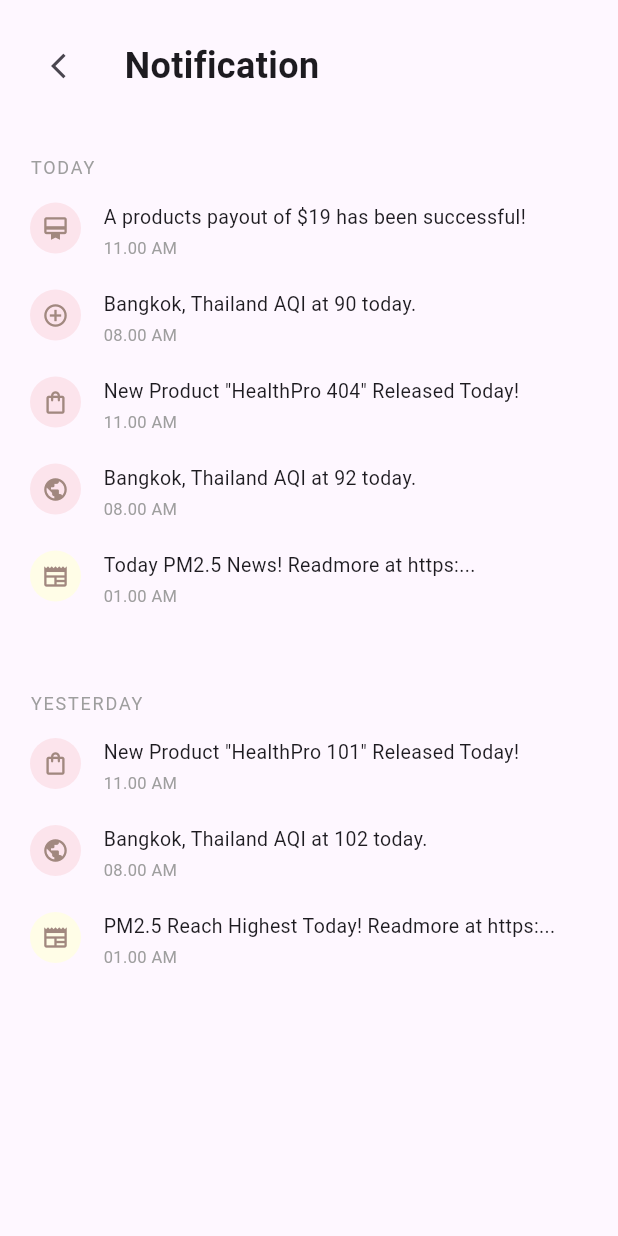
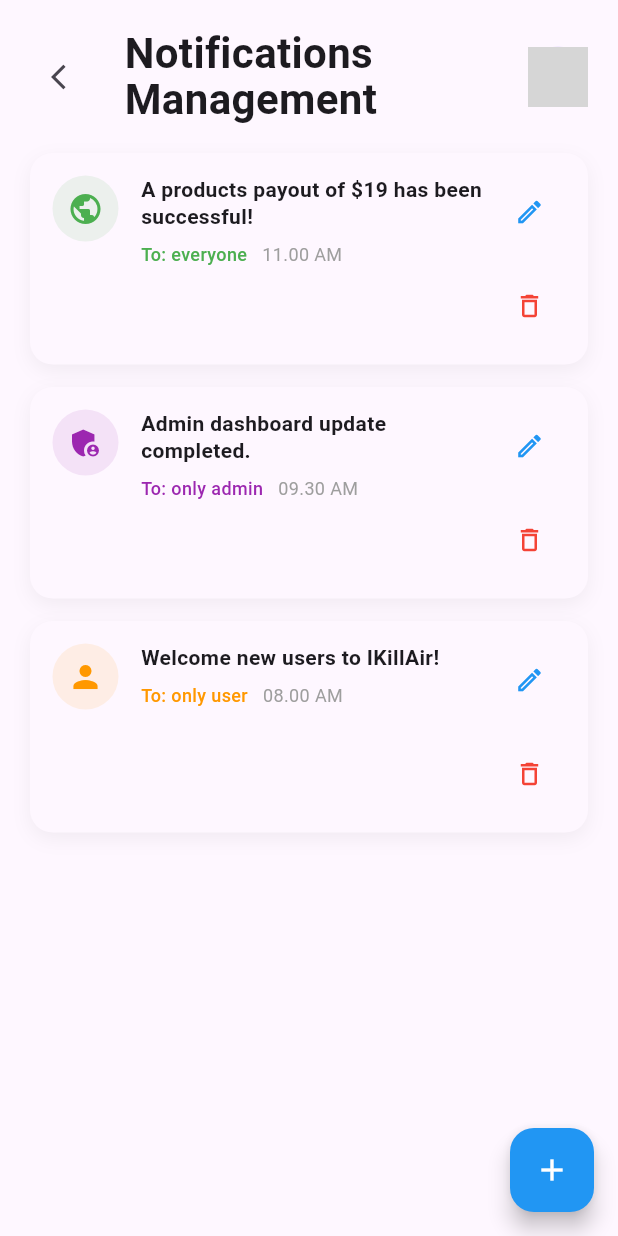
Before and after one commit to Saksit-Jittasopee/ITDS283-IKillAir-6787015-6787077, a Flutter app: the screen it shows after launch, after a tap on the "notifications none" icon, on a phone screen of 412 x 824 dp. Run offline on Flutter 3.47's test engine with Material 3 defaults, Android fonts, the phone set to English and light mode, and no system bars; our stand-ins replace flutter_dotenv, geolocator, image_picker; network calls fail; grey boxes are pictures that could not be loaded.

Commit message:
add admin notification pages

```diff
--- a/lib/adminPages/adminHomePage.dart
+++ b/lib/adminPages/adminHomePage.dart
@@ -1,7 +1,7 @@
 import 'dart:io';
 import 'package:flutter/material.dart';
+import 'package:ikillair/adminPages/adminNotification.dart';
 import 'package:ikillair/main.dart';
-import 'package:ikillair/pages/notification.dart';
 import 'package:ikillair/pages/profileScreen.dart';
 
 class AdminHome extends StatelessWidget {
@@ -36,7 +36,7 @@ class AdminHome extends StatelessWidget {
                     children: [
                       IconButton(
                         onPressed: () {
-                          Navigator.push(context, MaterialPageRoute(builder: (context) => const NotificationScreen()));
+                          Navigator.push(context, MaterialPageRoute(builder: (context) => const AdminNotification()));
                         },
                         icon: const Icon(Icons.notifications_none, size: 28),
                       ),
--- a/lib/adminPages/adminNews.dart
+++ b/lib/adminPages/adminNews.dart
@@ -1,5 +1,6 @@
 import 'dart:io';
 import 'package:flutter/material.dart';
+import 'package:ikillair/adminPages/adminNotification.dart';
 import 'package:image_picker/image_picker.dart';
 import 'package:ikillair/main.dart';
 import 'package:ikillair/pages/notification.dart';
@@ -49,7 +50,7 @@ class _AdminNewsState extends State<AdminNews> {
                         onPressed: () {
                           Navigator.push(
                             context,
-                            MaterialPageRoute(builder: (context) => const NotificationScreen()),
+                            MaterialPageRoute(builder: (context) => const AdminNotification()),
                           );
                         },
                         icon: const Icon(Icons.notifications_none, size: 28),
--- /dev/null
+++ b/lib/adminPages/adminNotification.dart
@@ -0,0 +1,359 @@
+import 'dart:io';
+import 'package:flutter/material.dart';
+import 'package:ikillair/main.dart';
+import 'package:ikillair/pages/profileScreen.dart';
+
+class AdminNotification extends StatefulWidget {
+  const AdminNotification({super.key});
+
+  @override
+  State<AdminNotification> createState() => _AdminNotificationState();
+}
+
+class _AdminNotificationState extends State<AdminNotification> {
+  List<Map<String, dynamic>> _notifications = [
+    {
+      'id': 1,
+      'title': 'A products payout of \$19 has been successful!',
+      'target': 'everyone',
+      'time': '11.00 AM'
+    },
+    {
+      'id': 2,
+      'title': 'Admin dashboard update completed.',
+      'target': 'only admin',
+      'time': '09.30 AM'
+    },
+    {
+      'id': 3,
+      'title': 'Welcome new users to IKillAir!',
+      'target': 'only user',
+      'time': '08.00 AM'
+    },
+  ];
+
+  @override
+  Widget build(BuildContext context) {
+    bool isDark = Theme.of(context).brightness == Brightness.dark;
+
+    return Scaffold(
+      body: SafeArea(
+        child: Column(
+          crossAxisAlignment: CrossAxisAlignment.start,
+          children: [
+            Padding(
+              padding: const EdgeInsets.all(20),
+              child: Row(
+                mainAxisAlignment: MainAxisAlignment.spaceBetween,
+                children: [
+                  Row(
+                    children: [
+                      IconButton(
+                        padding: EdgeInsets.zero,
+                        constraints: const BoxConstraints(),
+                        icon: const Icon(Icons.arrow_back_ios, size: 20),
+                        onPressed: () => Navigator.pop(context),
+                      ),
+                      const SizedBox(width: 15),
+                      const Text('Notifications\nManagement', style: TextStyle(fontSize: 28, fontWeight: FontWeight.bold, height: 1.1)),
+                    ],
+                  ),
+                  GestureDetector(
+                    onTap: () {
+                      Navigator.push(context, MaterialPageRoute(builder: (context) => const ProfileScreen()));
+                    },
+                    child: ValueListenableBuilder<dynamic>(
+                              valueListenable: profileImageNotifier,
+                              builder: (context, imageVal, child) {
+                                ImageProvider imgProvider;
+                                if (imageVal is File) {
+                                  imgProvider = FileImage(imageVal);
+                                } else {
+                                  imgProvider = NetworkImage(imageVal.toString());
+                                }
+                                return CircleAvatar(
+                                  radius: 20,
+                                  backgroundImage: imgProvider,
+                                );
+                              },
+                            ),
+                  ),
+                ],
+              ),
+            ),
+            Expanded(
+              child: ListView.builder(
+                padding: const EdgeInsets.symmetric(horizontal: 20),
+                itemCount: _notifications.length,
+                itemBuilder: (context, index) {
+                  return _buildNotificationCard(_notifications[index], index, isDark);
+                },
+              ),
+            ),
+          ],
+        ),
+      ),
+      floatingActionButton: FloatingActionButton(
+        onPressed: () => _openAddNotificationPage(context),
+        backgroundColor: Colors.blue,
+        child: const Icon(Icons.add, color: Colors.white),
+      ),
+    );
+  }
+
+  Widget _buildNotificationCard(Map<String, dynamic> noti, int index, bool isDark) {
+    IconData targetIcon;
+    Color targetColor;
+
+    if (noti['target'] == 'only admin') {
+      targetIcon = Icons.admin_panel_settings;
+      targetColor = Colors.purple;
+    } else if (noti['target'] == 'only user') {
+      targetIcon = Icons.person;
+      targetColor = Colors.orange;
+    } else {
+      targetIcon = Icons.public;
+      targetColor = Colors.green;
+    }
+
+    return Container(
+      margin: const EdgeInsets.only(bottom: 15),
+      padding: const EdgeInsets.all(15),
+      decoration: BoxDecoration(
+        color: Theme.of(context).cardColor,
+        borderRadius: BorderRadius.circular(15),
+        boxShadow: [
+          BoxShadow(color: Colors.black.withOpacity(0.05), blurRadius: 10, offset: const Offset(0, 4)),
+        ],
+      ),
+      child: Row(
+        crossAxisAlignment: CrossAxisAlignment.start,
+        children: [
+          Container(
+            padding: const EdgeInsets.all(10),
+            decoration: BoxDecoration(
+              color: targetColor.withOpacity(0.1),
+              shape: BoxShape.circle,
+            ),
+            child: Icon(targetIcon, color: targetColor, size: 24),
+          ),
+          const SizedBox(width: 15),
+          Expanded(
+            child: Column(
+              crossAxisAlignment: CrossAxisAlignment.start,
+              children: [
+                Text(noti['title'], style: const TextStyle(fontSize: 14, fontWeight: FontWeight.bold, height: 1.3)),
+                const SizedBox(height: 8),
+                Row(
+                  children: [
+                    Text('To: ${noti['target']}', style: TextStyle(fontSize: 12, color: targetColor, fontWeight: FontWeight.w500)),
+                    const SizedBox(width: 10),
+                    Text(noti['time'], style: const TextStyle(fontSize: 12, color: Colors.grey)),
+                  ],
+                ),
+              ],
+            ),
+          ),
+          Column(
+            children: [
+              IconButton(
+                padding: EdgeInsets.zero,
+                constraints: const BoxConstraints(),
+                icon: const Icon(Icons.edit_outlined, color: Colors.blue, size: 20),
+                onPressed: () => _openEditNotificationPage(context, noti, index),
+              ),
+              const SizedBox(height: 15),
+              IconButton(
+                padding: EdgeInsets.zero,
+                constraints: const BoxConstraints(),
+                icon: const Icon(Icons.delete_outline, color: Colors.red, size: 20),
+                onPressed: () => _confirmDeleteNotification(context, index),
+              ),
+            ],
+          ),
+        ],
+      ),
+    );
+  }
+
+  void _confirmDeleteNotification(BuildContext context, int index) {
+    showDialog(
+      context: context,
+      builder: (context) => AlertDialog(
+        title: const Text('Delete Notification?'),
+        content: const Text('Are you sure you want to delete this notification?'),
+        actions: [
+          TextButton(onPressed: () => Navigator.pop(context), child: const Text('Cancel')),
+          TextButton(
+            onPressed: () {
+              Navigator.pop(context);
+              setState(() {
+                _notifications.removeAt(index);
+              });
+            },
+            child: const Text('Delete', style: TextStyle(color: Colors.red)),
+          ),
+        ],
+      ),
+    );
+  }
+
+  Future<void> _openAddNotificationPage(BuildContext context) async {
+    final result = await Navigator.push(
+      context,
+      MaterialPageRoute(builder: (context) => const _NotificationFormPage()),
+    );
+
+    if (result != null && result is Map<String, dynamic>) {
+      setState(() {
+        final newId = _notifications.isEmpty ? 1 : _notifications.map((n) => n['id'] as int).reduce((a, b) => a > b ? a : b) + 1;
+        result['id'] = newId;
+        _notifications.insert(0, result);
+      });
+    }
+  }
+
+  Future<void> _openEditNotificationPage(BuildContext context, Map<String, dynamic> noti, int index) async {
+    final result = await Navigator.push(
+      context,
+      MaterialPageRoute(
+        builder: (context) => _NotificationFormPage(notification: noti, index: index),
+      ),
+    );
+
+    if (result != null && result is Map<String, dynamic>) {
+      setState(() {
+        _notifications[index] = result;
+      });
+    }
+  }
+}
+
+class _NotificationFormPage extends StatefulWidget {
+  final Map<String, dynamic>? notification;
+  final int? index;
+
+  const _NotificationFormPage({this.notification, this.index});
+
+  @override
+  State<_NotificationFormPage> createState() => _NotificationFormPageState();
+}
+
+class _NotificationFormPageState extends State<_NotificationFormPage> {
+  late TextEditingController _titleController;
+  String _selectedTarget = 'everyone';
+  final _formKey = GlobalKey<FormState>();
+
+  final List<String> _targetOptions = ['everyone', 'only admin', 'only user'];
+
+  @override
+  void initState() {
+    super.initState();
+    bool isEdit = widget.notification != null;
+    _titleController = TextEditingController(text: isEdit ? widget.notification!['title'] : '');
+    if (isEdit && _targetOptions.contains(widget.notification!['target'])) {
+      _selectedTarget = widget.notification!['target'];
+    }
+  }
+
+  @override
+  void dispose() {
+    _titleController.dispose();
+    super.dispose();
+  }
+
+  @override
+  Widget build(BuildContext context) {
+    bool isEdit = widget.notification != null;
+
+    return Scaffold(
+      body: SafeArea(
+        child: SingleChildScrollView(
+          padding: const EdgeInsets.all(24),
+          child: Form(
+            key: _formKey,
+            child: Column(
+              crossAxisAlignment: CrossAxisAlignment.start,
+              children: [
+                Row(
+                  children: [
+                    IconButton(
+                      padding: EdgeInsets.zero,
+                      constraints: const BoxConstraints(),
+                      icon: const Icon(Icons.arrow_back_ios, size: 20),
+                      onPressed: () => Navigator.pop(context),
+                    ),
+                    const SizedBox(width: 15),
+                    Text(isEdit ? 'Edit Notification' : 'New Notification', style: const TextStyle(fontSize: 24, fontWeight: FontWeight.bold)),
+                  ],
+                ),
+                const SizedBox(height: 40),
+                const Text('Title', style: TextStyle(color: Colors.grey)),
+                const SizedBox(height: 8),
+                TextFormField(
+                  controller: _titleController,
+                  maxLines: 3,
+                  validator: (value) => value!.isEmpty ? 'Please enter notification title' : null,
+                  decoration: InputDecoration(
+                    contentPadding: const EdgeInsets.symmetric(horizontal: 16, vertical: 12),
+                    border: OutlineInputBorder(borderRadius: BorderRadius.circular(12), borderSide: const BorderSide(color: Colors.grey)),
+                    enabledBorder: OutlineInputBorder(borderRadius: BorderRadius.circular(12), borderSide: BorderSide(color: Colors.grey.shade300)),
+                  ),
+                ),
+                const SizedBox(height: 30),
+                const Text('Sending to', style: TextStyle(color: Colors.grey)),
+                const SizedBox(height: 8),
+                DropdownButtonFormField<String>(
+                  value: _selectedTarget,
+                  decoration: InputDecoration(
+                    contentPadding: const EdgeInsets.symmetric(horizontal: 16, vertical: 12),
+                    border: OutlineInputBorder(borderRadius: BorderRadius.circular(12), borderSide: const BorderSide(color: Colors.grey)),
+                    enabledBorder: OutlineInputBorder(borderRadius: BorderRadius.circular(12), borderSide: BorderSide(color: Colors.grey.shade300)),
+                  ),
+                  items: _targetOptions.map((String value) {
+                    return DropdownMenuItem<String>(
+                      value: value,
+                      child: Text(value),
+                    );
+                  }).toList(),
+                  onChanged: (newValue) {
+                    setState(() {
+                      _selectedTarget = newValue!;
+                    });
+                  },
+                ),
+                const SizedBox(height: 40),
+                SizedBox(
+                  width: double.infinity,
+                  height: 50,
+                  child: ElevatedButton(
+                    onPressed: () {
+                      if (_formKey.currentState!.validate()) {
+                        final now = DateTime.now();
+                        String timeString = '${now.hour.toString().padLeft(2, '0')}:${now.minute.toString().padLeft(2, '0')} ${now.hour >= 12 ? 'PM' : 'AM'}';
+
+                        final updatedNoti = {
+                          'id': isEdit ? widget.notification!['id'] : null,
+                          'title': _titleController.text,
+                          'target': _selectedTarget,
+                          'time': isEdit ? widget.notification!['time'] : timeString,
+                        };
+                        Navigator.pop(context, updatedNoti);
+                      }
+                    },
+                    style: ElevatedButton.styleFrom(
+                      backgroundColor: Colors.blue,
+                      foregroundColor: Colors.white,
+                      shape: RoundedRectangleBorder(borderRadius: BorderRadius.circular(10)),
+                    ),
+                    child: Text(isEdit ? 'SAVE CHANGES' : 'SEND NOTIFICATION', style: const TextStyle(fontWeight: FontWeight.bold)),
+                  ),
+                ),
+              ],
+            ),
+          ),
+        ),
+      ),
+    );
+  }
+}
--- a/lib/adminPages/adminOrder.dart
+++ b/lib/adminPages/adminOrder.dart
@@ -1,7 +1,7 @@
 import 'dart:io';
 import 'package:flutter/material.dart';
+import 'package:ikillair/adminPages/adminNotification.dart';
 import 'package:ikillair/main.dart';
-import 'package:ikillair/pages/notification.dart';
 import 'package:ikillair/pages/profileScreen.dart';
 
 class AdminOrder extends StatefulWidget {
@@ -44,7 +44,7 @@ class _AdminOrderState extends State<AdminOrder> {
                         children: [
                           IconButton(
                             onPressed: () {
-                              Navigator.push(context, MaterialPageRoute(builder: (context) => const NotificationScreen()));
+                              Navigator.push(context, MaterialPageRoute(builder: (context) => const AdminNotification()));
                             },
                             icon: const Icon(Icons.notifications_none, size: 28),
                           ),
--- a/lib/adminPages/adminProduct.dart
+++ b/lib/adminPages/adminProduct.dart
@@ -1,8 +1,8 @@
 import 'dart:io';
 import 'package:flutter/material.dart';
+import 'package:ikillair/adminPages/adminNotification.dart';
 import 'package:image_picker/image_picker.dart';
 import 'package:ikillair/main.dart';
-import 'package:ikillair/pages/notification.dart';
 import 'package:ikillair/pages/profileScreen.dart';
 
 class AdminProduct extends StatefulWidget {
@@ -40,7 +40,7 @@ class _AdminProductState extends State<AdminProduct> {
                     children: [
                       IconButton(
                         onPressed: () {
-                          Navigator.push(context, MaterialPageRoute(builder: (context) => const NotificationScreen()));
+                          Navigator.push(context, MaterialPageRoute(builder: (context) => const AdminNotification()));
                         },
                         icon: const Icon(Icons.notifications_none, size: 28),
                       ),
--- a/lib/adminPages/adminUser.dart
+++ b/lib/adminPages/adminUser.dart
@@ -1,7 +1,7 @@
 import 'dart:io';
 import 'package:flutter/material.dart';
+import 'package:ikillair/adminPages/adminNotification.dart';
 import 'package:ikillair/main.dart';
-import 'package:ikillair/pages/notification.dart';
 import 'package:ikillair/pages/profileScreen.dart';
 
 class AdminUser extends StatefulWidget {
@@ -44,7 +44,7 @@ class _AdminUserState extends State<AdminUser> {
                         children: [
                           IconButton(
                             onPressed: () {
-                              Navigator.push(context, MaterialPageRoute(builder: (context) => const NotificationScreen()));
+                              Navigator.push(context, MaterialPageRoute(builder: (context) => const AdminNotification()));
                             },
                             icon: const Icon(Icons.notifications_none, size: 28),
                           ),
```
